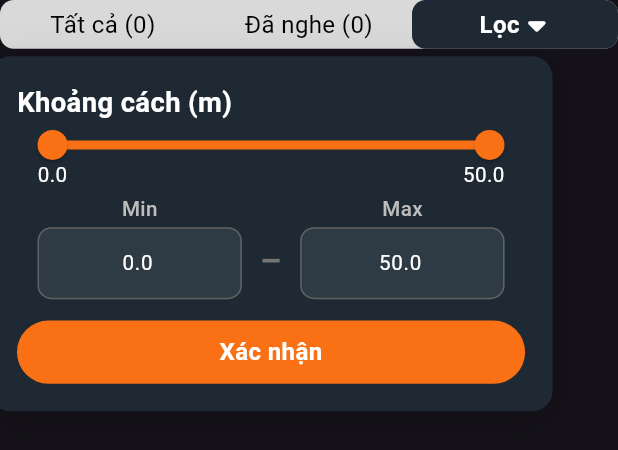
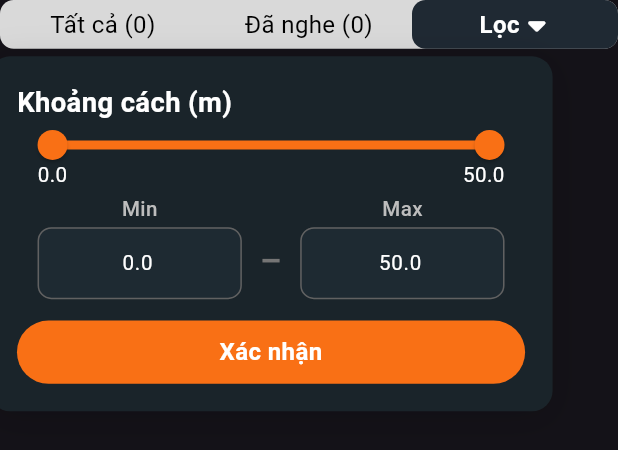
Before and after one commit to giahuyto3107/automatic_demonstration, a Flutter app: the AudioCategoryContainer widget shown alone on an empty page, opened directly with empty values, after a tap on "Lọc", on a phone screen of 412 x 824 dp. Shown: the top 450 px of the screen. Run offline on Flutter 3.47's test engine with Material 3 defaults, Android fonts, the phone set to English and light mode, and no system bars; our stand-ins replace device_preview, dio, flutter_dotenv, flutter_riverpod, flutter_screenutil, font_awesome_flutter and 3 more; missing offline and left inert: vietmap_flutter_gl; generated files the repository leaves out were written again; network calls fail.

Commit message:
feature (dark-light/mode): add switch theme function

```diff
--- a/lib/core/theme/app_colors.dart
+++ b/lib/core/theme/app_colors.dart
@@ -9,11 +9,13 @@ class AppColors {
 
   static const Color primaryColor = Color(0xffF97015);
 
+  static const Color dividerColor = Color(0xff7daf89);
+
   static const Color sliderInactiveColor = Colors.white;
 
   static const Color sliderThumbColor = Colors.white;
 
-  static const LinearGradient backgroundColor = LinearGradient(
+  static const LinearGradient darkBackgroundGradient = LinearGradient(
     begin: Alignment.centerLeft,
     end: Alignment.centerRight,
     colors: [
@@ -21,6 +23,16 @@ class AppColors {
       Color(0xFF29323C),
     ],
   );
+
+  static const LinearGradient lightBackgroundGradient = LinearGradient(
+    begin: Alignment.centerLeft,
+    end: Alignment.centerRight,
+    colors: [
+      Color(0xFFFFFFFF),
+      Color(0xFFDDDDDD),
+    ],
+  );
+
 
   static const LinearGradient logoColor = LinearGradient(
     begin: Alignment.centerLeft,   // Matches the horizontal flow in your image
@@ -55,7 +67,9 @@ class AppColors {
 
   static const Color playButtonColor = Color(0xffF97015);
 
-  static const Color skipButtonColor = Color(0xff2C3844);
+  static const Color skipButtonColorLightMode = Color(0xffF5F5F5);
+
+  static const Color skipButtonColorDarkMode = Color(0xff2C3844);
 
   static const Color enable = Color(0xff209851);
 
@@ -63,9 +77,13 @@ class AppColors {
 
   static const Color connecting = Color(0xffE7F214);
 
-  static const Color selectedBackgroundColor = Color(0xff1f2933);
+  static const Color selectedBackgroundColorDarkMode = Color(0xff1f2933);
 
-  static const Color unselectedBackgroundColor = Color(0xffD9D9D9);
+  static const Color unselectedBackgroundColorDarkMode = Color(0xffD9D9D9);
+
+  static const Color selectedBackgroundColorLightMode = Color(0xffffffff);
+
+  static const Color unselectedBackgroundColorLightMode = Color(0xffd9d9d9);
 
   static const Color selectedTextColor = Colors.white;
 
--- /dev/null
+++ b/lib/core/theme/background_gradients_extension.dart
@@ -0,0 +1,25 @@
+import 'package:flutter/material.dart';
+
+class BackgroundGradients extends ThemeExtension<BackgroundGradients>{
+  final LinearGradient topContainerGradient;
+
+  BackgroundGradients({
+    required this.topContainerGradient,
+  });
+
+  @override
+  BackgroundGradients copyWith({LinearGradient? topContainerGradient}) {
+    return BackgroundGradients(
+      topContainerGradient: topContainerGradient ?? this.topContainerGradient,
+    );
+  }
+
+  @override
+  BackgroundGradients lerp(ThemeExtension<BackgroundGradients>? other, double t) {
+    if (other is! BackgroundGradients) return this;
+    return BackgroundGradients(
+      // LinearGradient.lerp handles the smooth color transition during the toggle
+      topContainerGradient: LinearGradient.lerp(topContainerGradient, other.topContainerGradient, t)!
+    );
+  }
+}
--- /dev/null
+++ b/lib/core/theme/selection_colors_extension.dart
@@ -0,0 +1,41 @@
+import 'package:flutter/material.dart';
+
+class SelectionColors extends ThemeExtension<SelectionColors> {
+  final Color selectedBg;
+  final Color selectedText;
+  final Color unselectedBg;
+  final Color unselectedText;
+
+  SelectionColors({
+    required this.selectedBg,
+    required this.selectedText,
+    required this.unselectedBg,
+    required this.unselectedText,
+  });
+
+  @override
+  SelectionColors copyWith({
+    Color? selectedBg,
+    Color? selectedText,
+    Color? unselectedBg,
+    Color? unselectedText,
+  }) {
+    return SelectionColors(
+      selectedBg: selectedBg ?? this.selectedBg,
+      selectedText: selectedText ?? this.selectedText,
+      unselectedBg: unselectedBg ?? this.unselectedBg,
+      unselectedText: unselectedText ?? this.unselectedText,
+    );
+  }
+
+  @override
+  SelectionColors lerp(ThemeExtension<SelectionColors>? other, double t) {
+    if (other is! SelectionColors) return this;
+    return SelectionColors(
+      selectedBg: Color.lerp(selectedBg, other.selectedBg, t)!,
+      selectedText: Color.lerp(selectedText, other.selectedText, t)!,
+      unselectedBg: Color.lerp(unselectedBg, other.unselectedBg, t)!,
+      unselectedText: Color.lerp(unselectedText, other.unselectedText, t)!,
+    );
+  }
+}
--- /dev/null
+++ b/lib/core/theme/surface_colors_extension.dart
@@ -0,0 +1,46 @@
+import 'package:flutter/material.dart';
+
+class AppSurfaceColors extends ThemeExtension<AppSurfaceColors> {
+  final Color headingSurface;
+  final Color primarySurface;
+  final Color secondarySurface;
+  final Color lighterPrimarySurface;
+  final Color skipButtonSurface;
+
+  const AppSurfaceColors({
+    required this.headingSurface,
+    required this.primarySurface,
+    required this.secondarySurface,
+    required this.lighterPrimarySurface,
+    required this.skipButtonSurface
+  });
+
+  @override
+  AppSurfaceColors copyWith({
+    Color? primarySurface,
+    Color? headingSurface,
+    Color? secondarySurface,
+    Color? lighterPrimarySurface,
+    Color? skipButtonSurface,
+  }) {
+    return AppSurfaceColors(
+      primarySurface: primarySurface ?? this.primarySurface,
+      headingSurface: headingSurface ?? this.headingSurface,
+      secondarySurface: secondarySurface ?? this.secondarySurface,
+      lighterPrimarySurface: lighterPrimarySurface ?? this.lighterPrimarySurface,
+      skipButtonSurface: skipButtonSurface ?? this.skipButtonSurface,
+    );
+  }
+
+  @override
+  AppSurfaceColors lerp(ThemeExtension<AppSurfaceColors>? other, double t) {
+    if (other is! AppSurfaceColors) return this;
+    return AppSurfaceColors(
+      primarySurface: Color.lerp(primarySurface, other.primarySurface, t)!,
+      headingSurface: Color.lerp(headingSurface, other.headingSurface, t)!,
+      secondarySurface: Color.lerp(secondarySurface, other.secondarySurface, t)!,
+      lighterPrimarySurface: Color.lerp(lighterPrimarySurface, other.lighterPrimarySurface, t)!,
+      skipButtonSurface: Color.lerp(skipButtonSurface, other.skipButtonSurface, t)!,
+    );
+  }
+}
--- a/lib/features/home_screen/views/widgets/category_container.dart
+++ b/lib/features/home_screen/views/widgets/category_container.dart
@@ -1,4 +1,4 @@
-import 'package:automatic_demonstration/core/utils/utils.dart';
+import 'package:automatic_demonstration/core/theme/theme_getter.dart';
 import 'package:flutter/material.dart';
 import 'package:flutter_screenutil/flutter_screenutil.dart';
 import 'package:font_awesome_flutter/font_awesome_flutter.dart';
@@ -110,6 +110,8 @@ class _AudioCategoryContainerState extends State<AudioCategoryContainer> {
 
   @override
   Widget build(BuildContext context) {
+    final selectionColors = context.selectionColors;
+
     List<String> audioCategoryItems = ['Tất cả', 'Đã nghe', 'Lọc'];
     int lastCategoryItemIndex = audioCategoryItems.length - 1;
 
@@ -129,7 +131,7 @@ class _AudioCategoryContainerState extends State<AudioCategoryContainer> {
       link: _layerLink,
       child: Container(
         decoration: BoxDecoration(
-          color: AppColors.unselectedBackgroundColor,
+          color: selectionColors.unselectedBg,
           borderRadius: BorderRadius.circular(AppConstants.radiusM.r),
         ),
         child: Row(
@@ -147,7 +149,7 @@ class _AudioCategoryContainerState extends State<AudioCategoryContainer> {
               isLastCategoryItem ? item : "$item ($listNumber)",
               style: TextStyle(
                 fontSize: AppConstants.fontM.sp,
-                color: isSelected ? Colors.white : const Color(0xff000000),
+                color: isSelected ? selectionColors.selectedText : selectionColors.unselectedText,
                 fontWeight: isSelected ? FontWeight.bold : FontWeight.w400,
               ),
               textAlign: TextAlign.center,
@@ -162,7 +164,7 @@ class _AudioCategoryContainerState extends State<AudioCategoryContainer> {
                   ),
                   decoration: BoxDecoration(
                     color: isSelected
-                        ? AppColors.selectedBackgroundColor
+                        ? selectionColors.selectedBg
                         : Colors.transparent,
                     borderRadius: BorderRadius.circular(AppConstants.radiusM.r),
                   ),
@@ -176,8 +178,8 @@ class _AudioCategoryContainerState extends State<AudioCategoryContainer> {
                             FontAwesomeIcons.caretDown,
                             size: AppConstants.fontL.r,
                             color: isSelected
-                                ? AppColors.selectedTextColor
-                                : AppColors.unSelectedTextColor,
+                              ? selectionColors.selectedText
+                              : AppColors.unSelectedTextColor,
                           ),
                         ],
                     )
@@ -275,10 +277,13 @@ class _DistanceFilterDropdownState extends State<DistanceFilterDropdown> {
 
   @override
   Widget build(BuildContext context) {
+    final surfaceColors = context.surfaceColors;
+    final selectionColors = context.selectionColors;
+
     return Container(
       width: 300.w,
       decoration: BoxDecoration(
-        color: Color(0xff1F2933),
+        color: surfaceColors.primarySurface,
         borderRadius: BorderRadius.circular(12.sp),
         boxShadow: [
           BoxShadow(
@@ -302,7 +307,7 @@ class _DistanceFilterDropdownState extends State<DistanceFilterDropdown> {
                 style: TextStyle(
                   fontSize: AppConstants.fontL.sp,
                   fontWeight: .w600,
-                  color: Colors.white,
+                  color: Theme.of(context).textTheme.bodyMedium?.color,
                 ),
                 textAlign: .start,
               ),
@@ -320,7 +325,7 @@ class _DistanceFilterDropdownState extends State<DistanceFilterDropdown> {
                     min: widget.minDistance,
                     max: widget.maxDistance,
                     activeColor: Color(0xffF97015),
-                    inactiveColor: Colors.white,
+                    inactiveColor: selectionColors.selectedText,
                     // divisions: ((widget.maxDistance - widget.minDistance) / 1).toInt(),
                     padding: EdgeInsets.zero,
                     labels: RangeLabels(
@@ -328,7 +333,7 @@ class _DistanceFilterDropdownState extends State<DistanceFilterDropdown> {
                       _selectedRange.end.toStringAsFixed(1),
                     ),
                     onChanged: (RangeValues newRange) =>
-                        _onSliderChanged(newRange),
+                      _onSliderChanged(newRange),
                   ),
 
                   Row(
@@ -339,7 +344,7 @@ class _DistanceFilterDropdownState extends State<DistanceFilterDropdown> {
                         style: TextStyle(
                           fontSize: AppConstants.fontS.sp,
                           fontWeight: .w400,
-                          color: Colors.white,
+                          color: Theme.of(context).textTheme.bodyMedium?.color,
                         ),
                       ),
                       Text(
@@ -347,7 +352,7 @@ class _DistanceFilterDropdownState extends State<DistanceFilterDropdown> {
                         style: TextStyle(
                           fontSize: AppConstants.fontS.sp,
                           fontWeight: .w400,
-                          color: Colors.white,
+                          color: Theme.of(context).textTheme.bodyMedium?.color,
                         ),
                       ),
                     ],
@@ -439,6 +444,8 @@ class _TextFieldItem extends StatelessWidget {
 
   @override
   Widget build(BuildContext context) {
+    final surfaceColors = context.surfaceColors;
+
     final outlineBorder = OutlineInputBorder(
       borderRadius: BorderRadius.circular(8.r),
       borderSide: BorderSide(color: Colors.grey.shade700, width: 1),
@@ -454,9 +461,9 @@ class _TextFieldItem extends StatelessWidget {
         Text(
           label,
           style: TextStyle(
-              color: Colors.grey.shade400,
-              fontSize: AppConstants.fontS.sp,
-              fontWeight: FontWeight.w500
+            color: Colors.grey.shade400,
+            fontSize: AppConstants.fontS.sp,
+            fontWeight: FontWeight.w500
           ),
         ),
         SizedBox(height: AppConstants.spacingXXS.h),
@@ -470,14 +477,14 @@ class _TextFieldItem extends StatelessWidget {
             decoration: InputDecoration(
               contentPadding: EdgeInsets.zero,
               filled: true,
-              fillColor: const Color(0xff2E3A44), // Slightly lighter than background
+              fillColor: surfaceColors.lighterPrimarySurface, // Slightly lighter than background
               enabledBorder: outlineBorder,
               focusedBorder: focusedBorder,
               hintText: "0.0",
               hintStyle: TextStyle(color: Colors.grey.shade600),
             ),
             style: TextStyle(
-              color: Colors.white,
+              color: Theme.of(context).textTheme.bodyMedium?.color,
               fontSize: AppConstants.fontS.sp,
               fontWeight: FontWeight.w400,
             ),
@@ -507,7 +514,7 @@ class _ConfirmButton extends StatelessWidget {
           style: TextStyle(
             fontSize: AppConstants.fontM.sp,
             fontWeight: .w600,
-            color: Colors.white,
+            color: AppColors.textOnDark,
           ),
           textAlign: .center,
         ),
```
Also changed, not shown: lib/core/theme/theme_getter.dart (added, +10 -0 lines), lib/features/home_screen/views/home_screen.dart (+12 -5 lines), lib/features/home_screen/views/widgets/audio_popup_modal.dart (+14 -9 lines), lib/features/home_screen/views/widgets/food_stall_list_section.dart (+21 -16 lines), lib/main.dart (+53 -5 lines).
